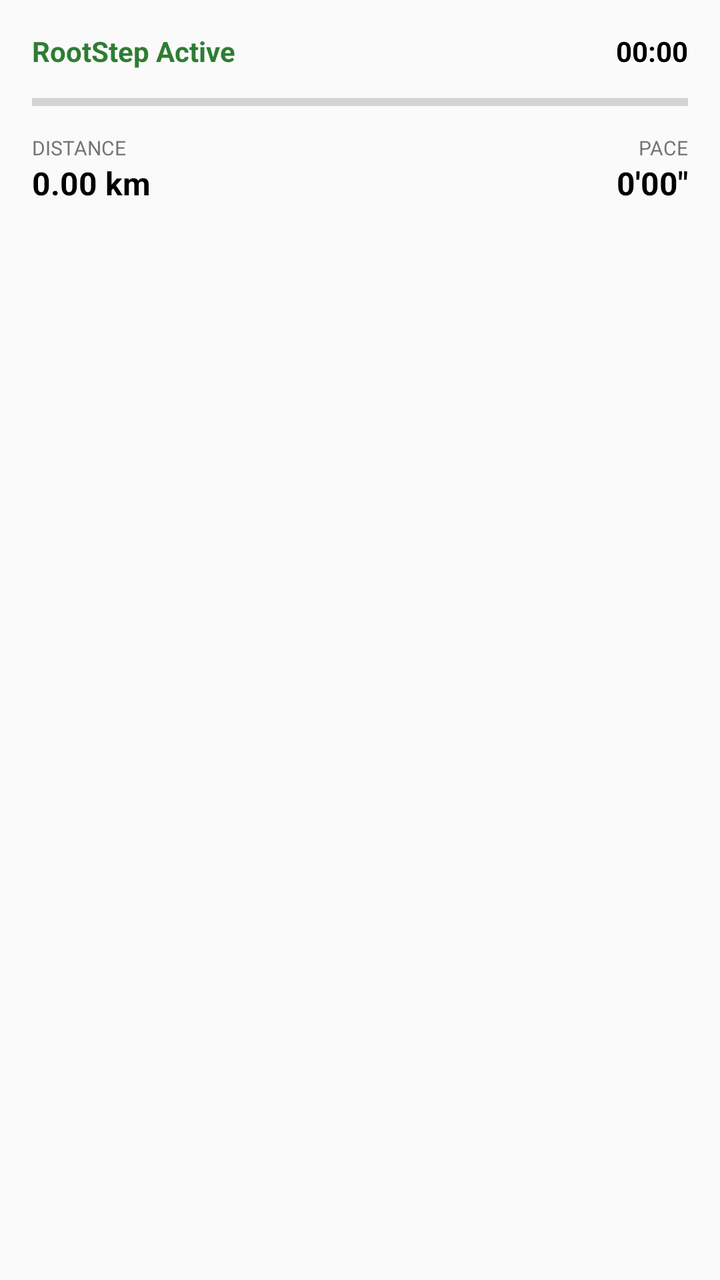
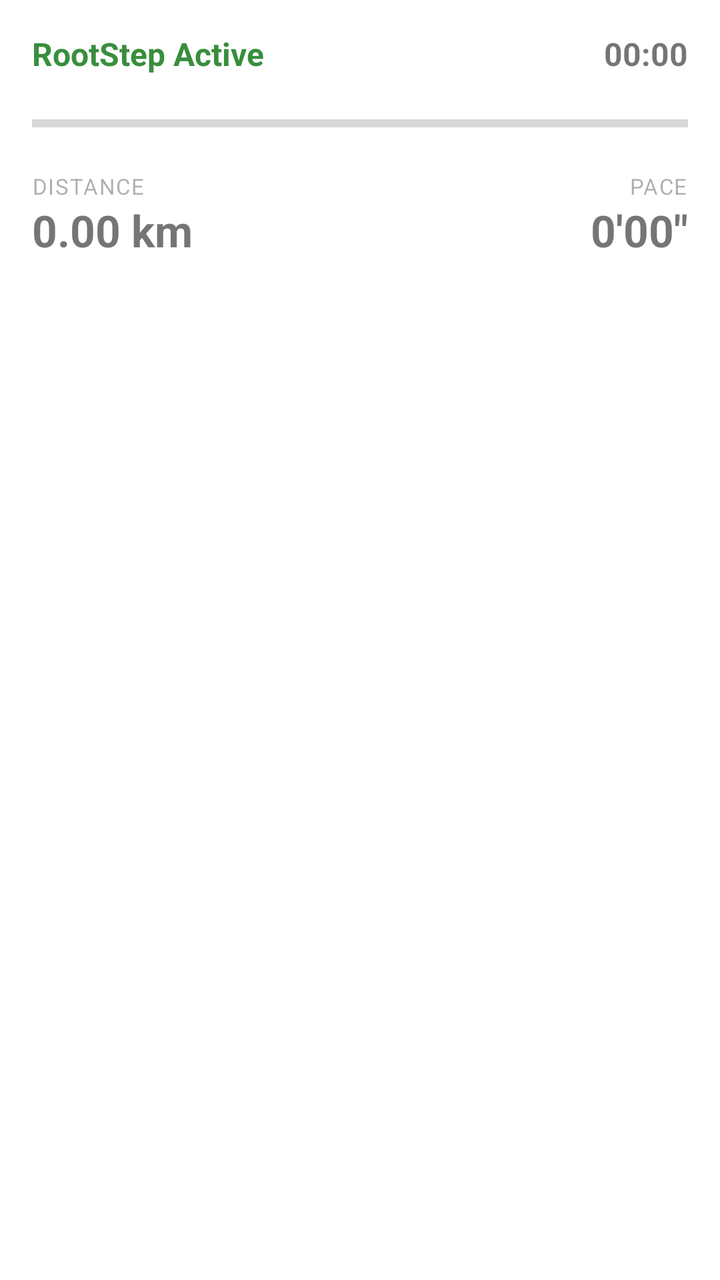

An Android layout rendered at two revisions. The XML below is the earlier revision; the diff shows what the commit changed to produce the second picture.
<!-- AndroidManifest.xml: fallback theme Theme.MaterialComponents.DayNight.NoActionBar -->
<!-- res/layout/custom_notification.xml -->
<?xml version="1.0" encoding="utf-8"?>
<RelativeLayout xmlns:android="http://schemas.android.com/apk/res/android"
    android:layout_width="match_parent"
    android:layout_height="wrap_content"
    android:padding="16dp"
    android:background="#FAFAFA">

    <TextView
        android:id="@+id/app_title"
        android:layout_width="wrap_content"
        android:layout_height="wrap_content"
        android:layout_alignParentStart="true"
        android:text="RootStep Active"
        android:textColor="#2E7D32"
        android:textStyle="bold"
        android:textSize="14sp" />

    <TextView
        android:id="@+id/time_text"
        android:layout_width="wrap_content"
        android:layout_height="wrap_content"
        android:layout_alignParentEnd="true"
        android:text="00:00"
        android:textColor="#000000"
        android:textStyle="bold"
        android:textSize="14sp" />

    <ProgressBar
        android:id="@+id/root_progress"
        style="?android:attr/progressBarStyleHorizontal"
        android:layout_width="match_parent"
        android:layout_height="8dp"
        android:layout_below="@id/app_title"
        android:layout_marginTop="12dp"
        android:layout_marginBottom="12dp"
        android:progressTint="#2E7D32"
        android:max="10000" 
        android:progress="0" />

    <TextView
        android:id="@+id/distance_label"
        android:layout_width="wrap_content"
        android:layout_height="wrap_content"
        android:layout_below="@id/root_progress"
        android:layout_alignParentStart="true"
        android:text="DISTANCE"
        android:textColor="#757575"
        android:textSize="10sp" />

    <TextView
        android:id="@+id/distance_text"
        android:layout_width="wrap_content"
        android:layout_height="wrap_content"
        android:layout_below="@id/distance_label"
        android:layout_alignParentStart="true"
        android:text="0.00 km"
        android:textColor="#000000"
        android:textStyle="bold"
        android:textSize="16sp" />

    <TextView
        android:id="@+id/pace_label"
        android:layout_width="wrap_content"
        android:layout_height="wrap_content"
        android:layout_below="@id/root_progress"
        android:layout_alignParentEnd="true"
        android:text="PACE"
        android:textColor="#757575"
        android:textSize="10sp" />

    <TextView
        android:id="@+id/pace_text"
        android:layout_width="wrap_content"
        android:layout_height="wrap_content"
        android:layout_below="@id/pace_label"
        android:layout_alignParentEnd="true"
        android:text="0'00&quot;"
        android:textColor="#000000"
        android:textStyle="bold"
        android:textSize="16sp" />

</RelativeLayout>
<!-- resources referenced by this layout -->
<resources>

</resources>

<!-- the commit's change to res/layout/custom_notification.xml (unified diff, before → after) -->
@@ -1,82 +1,92 @@
 <?xml version="1.0" encoding="utf-8"?>
-<RelativeLayout xmlns:android="http://schemas.android.com/apk/res/android"
+<LinearLayout xmlns:android="http://schemas.android.com/apk/res/android"
     android:layout_width="match_parent"
     android:layout_height="wrap_content"
-    android:padding="16dp"
-    android:background="#FAFAFA">
+    android:orientation="vertical"
+    android:padding="16dp">
 
-    <TextView
-        android:id="@+id/app_title"
-        android:layout_width="wrap_content"
-        android:layout_height="wrap_content"
-        android:layout_alignParentStart="true"
-        android:text="RootStep Active"
-        android:textColor="#2E7D32"
-        android:textStyle="bold"
-        android:textSize="14sp" />
+    <RelativeLayout
+        android:layout_width="match_parent"
+        android:layout_height="wrap_content">
 
-    <TextView
-        android:id="@+id/time_text"
-        android:layout_width="wrap_content"
-        android:layout_height="wrap_content"
-        android:layout_alignParentEnd="true"
-        android:text="00:00"
-        android:textColor="#000000"
-        android:textStyle="bold"
-        android:textSize="14sp" />
+        <TextView
+            android:layout_width="wrap_content"
+            android:layout_height="wrap_content"
+            android:text="RootStep Active"
+            android:textStyle="bold"
+            android:textSize="16sp"
+            android:textColor="#388E3C" />
+
+        <TextView
+            android:id="@+id/time_text"
+            android:layout_width="wrap_content"
+            android:layout_height="wrap_content"
+            android:layout_alignParentRight="true"
+            android:text="00:00"
+            android:textStyle="bold"
+            android:textSize="16sp" />
+    </RelativeLayout>
 
     <ProgressBar
         android:id="@+id/root_progress"
         style="?android:attr/progressBarStyleHorizontal"
         android:layout_width="match_parent"
-        android:layout_height="8dp"
-        android:layout_below="@id/app_title"
-        android:layout_marginTop="12dp"
-        android:layout_marginBottom="12dp"
-        android:progressTint="#2E7D32"
-        android:max="10000" 
+        android:layout_height="wrap_content"
+        android:layout_marginTop="16dp"
+        android:layout_marginBottom="16dp"
+        android:progressTint="#388E3C"
+        android:max="10000"
         android:progress="0" />
 
-    <TextView
-        android:id="@+id/distance_label"
-        android:layout_width="wrap_content"
+    <LinearLayout
+        android:layout_width="match_parent"
         android:layout_height="wrap_content"
-        android:layout_below="@id/root_progress"
-        android:layout_alignParentStart="true"
-        android:text="DISTANCE"
-        android:textColor="#757575"
-        android:textSize="10sp" />
+        android:orientation="horizontal">
 
-    <TextView
-        android:id="@+id/distance_text"
-        android:layout_width="wrap_content"
-        android:layout_height="wrap_content"
-        android:layout_below="@id/distance_label"
-        android:layout_alignParentStart="true"
-        android:text="0.00 km"
-        android:textColor="#000000"
-        android:textStyle="bold"
-        android:textSize="16sp" />
+        <LinearLayout
+            android:layout_width="0dp"
+            android:layout_weight="1"
+            android:layout_height="wrap_content"
+            android:orientation="vertical">
 
-    <TextView
-        android:id="@+id/pace_label"
-        android:layout_width="wrap_content"
-        android:layout_height="wrap_content"
-        android:layout_below="@id/root_progress"
-        android:layout_alignParentEnd="true"
-        android:text="PACE"
-        android:textColor="#757575"
-        android:textSize="10sp" />
+            <TextView
+                android:layout_width="wrap_content"
+                android:layout_height="wrap_content"
+                android:text="DISTANCE"
+                android:textSize="11sp"
+                android:letterSpacing="0.05"
+                android:alpha="0.6" />
 
-    <TextView
-        android:id="@+id/pace_text"
-        android:layout_width="wrap_content"
-        android:layout_height="wrap_content"
-        android:layout_below="@id/pace_label"
-        android:layout_alignParentEnd="true"
-        android:text="0'00&quot;"
-        android:textColor="#000000"
-        android:textStyle="bold"
-        android:textSize="16sp" />
+            <TextView
+                android:id="@+id/distance_text"
+                android:layout_width="wrap_content"
+                android:layout_height="wrap_content"
+                android:text="0.00 km"
+                android:textStyle="bold"
+                android:textSize="22sp" />
+        </LinearLayout>
 
-</RelativeLayout>
+        <LinearLayout
+            android:layout_width="wrap_content"
+            android:layout_height="wrap_content"
+            android:orientation="vertical"
+            android:gravity="end">
+
+            <TextView
+                android:layout_width="wrap_content"
+                android:layout_height="wrap_content"
+                android:text="PACE"
+                android:textSize="11sp"
+                android:letterSpacing="0.05"
+                android:alpha="0.6" />
+
+            <TextView
+                android:id="@+id/pace_text"
+                android:layout_width="wrap_content"
+                android:layout_height="wrap_content"
+                android:text="0'00&quot;"
+                android:textStyle="bold"
+                android:textSize="22sp" />
+        </LinearLayout>
+    </LinearLayout>
+</LinearLayout>
